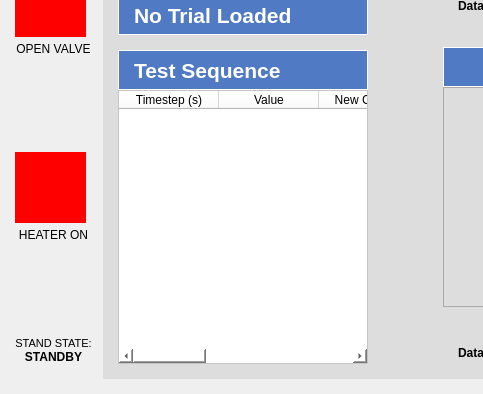
First picture: the form in App/UI/QT5_Generated_UI.ui, repository osuntp/ntp, before the edit; both pictures show x 0 to 483 and y 386 to 780 of the 1398 by 780 pixel window.
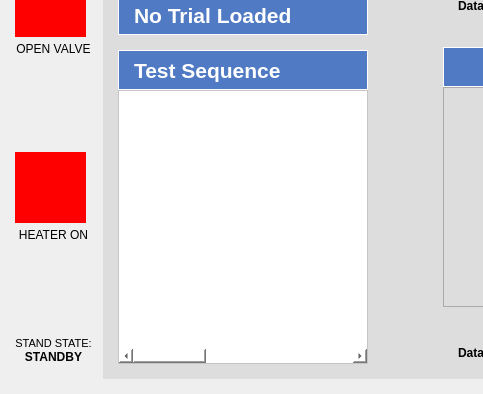
Second picture: the form after the edit. The open tabs and pages were chosen to show the change. Custom widgets are drawn as their Qt base class.

What changed in the file:
```diff
--- a/App/UI/QT5_Generated_UI.ui
+++ b/App/UI/QT5_Generated_UI.ui
@@ -2722,7 +2722,7 @@
                <number>0</number>
               </property>
               <attribute name="horizontalHeaderVisible">
-               <bool>true</bool>
+               <bool>false</bool>
               </attribute>
               <attribute name="horizontalHeaderCascadingSectionResizes">
                <bool>false</bool>
```
Left out of the diff: 2 changed lines with no effect on the pictures.
